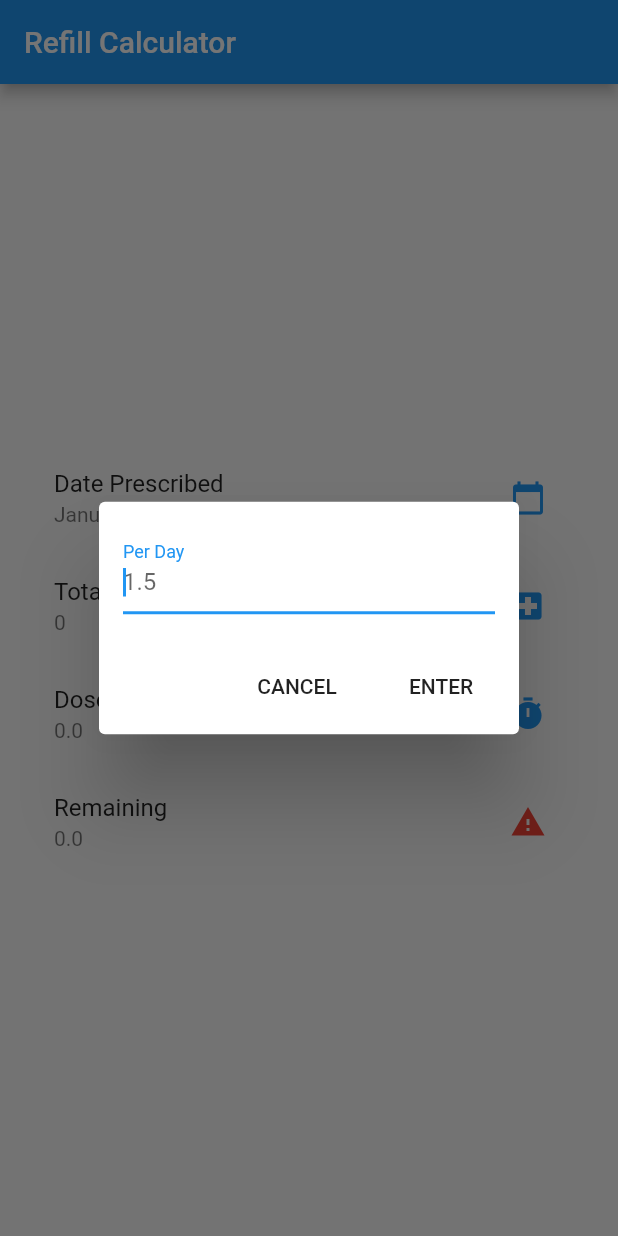
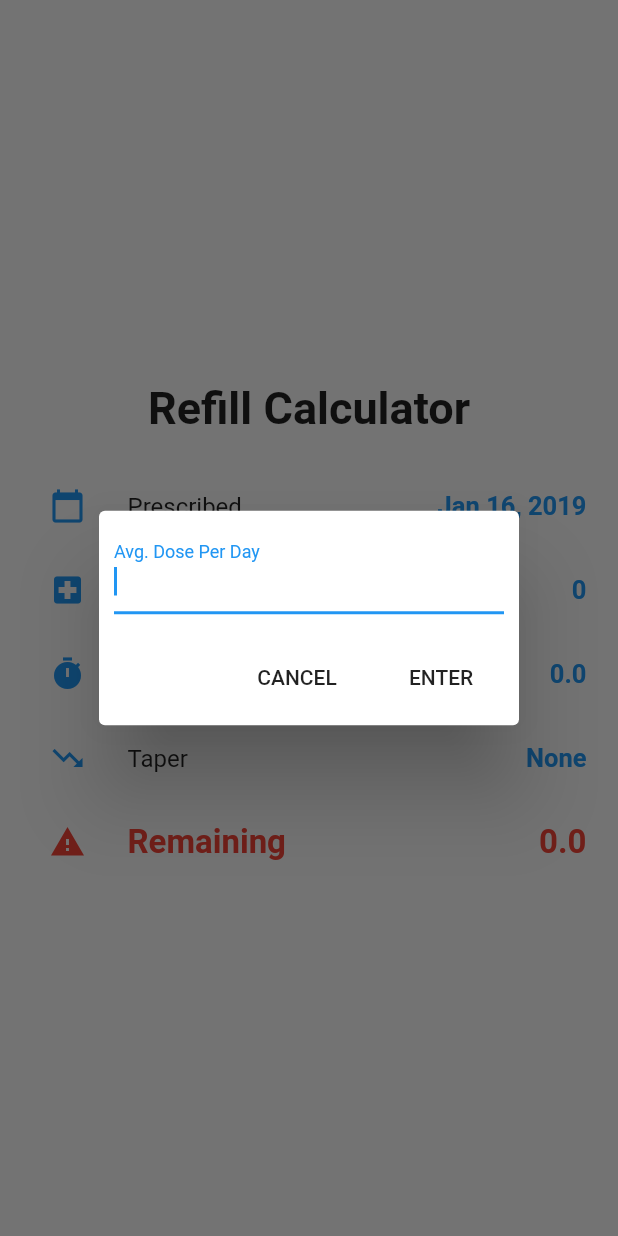
Before and after one commit to Zebbeni/refill_rx, a Flutter app: the screen it shows after launch, after a tap on "Dose Per Day", on a phone screen of 412 x 824 dp. Run offline on Flutter 3.47's test engine with Material 2 defaults, Android fonts, the phone set to English and light mode, and no system bars; missing offline and left inert: duration; Roboto replaces fonts that are missing (Arial).

Commit message:
taper half working

```diff
--- a/lib/main.dart
+++ b/lib/main.dart
@@ -1,7 +1,10 @@
 import 'dart:async';
 
+import 'package:duration/duration.dart';
 import 'package:intl/intl.dart';
 import 'package:flutter/material.dart';
+
+import 'package:refill_rx/taper_duration_popup.dart';
 
 void main() => runApp(new MyApp());
 
@@ -10,11 +13,13 @@ class MyApp extends StatelessWidget {
   @override
   Widget build(BuildContext context) {
     return new MaterialApp(
+      debugShowCheckedModeBanner: false,
       title: 'Refill RX',
       theme: new ThemeData(
         primarySwatch: Colors.blue,
+        fontFamily: 'Arial',
       ),
-      home: new MyHomePage(title: 'Refill Calculator'),
+      home: new MyHomePage(title: 'Refill RX'),
     );
   }
 }
@@ -32,6 +37,23 @@ class _MyHomePageState extends State<MyHomePage> {
   DateTime _datePrescribed = new DateTime.now();
   int _numberPrescribed = 0;
   double _dosePerDay = 0.0;
+  Taper _taper = new Taper(0, 0);
+
+  TextStyle _resultStyle() {
+    return TextStyle(
+      color: _numberRemaining() > 0 ? Colors.green : Colors.red,
+      fontWeight: FontWeight.bold,
+      fontSize: 22.0,
+    );
+  }
+
+  TextStyle _inputStyle() {
+    return TextStyle(
+      color: Colors.blue,
+      fontWeight: FontWeight.bold,
+      fontSize: 17.0,
+    );
+  }
 
   double _numberRemaining() {
     int daysPassed = new DateTime.now().difference(_datePrescribed).inDays;
@@ -39,7 +61,14 @@ class _MyHomePageState extends State<MyHomePage> {
   }
 
   String _dateString(DateTime dateTime) {
-    return DateFormat.yMMMMd("en_US").format(_datePrescribed);
+    return DateFormat.yMMMd("en_US").format(_datePrescribed);
+  }
+
+  String _taperString() {
+    if (_taper.amount == 0.0 || _taper.days == 0) {
+      return 'None';
+    }
+    return '-${_taper.amount} every ${_taper.days} days';
   }
 
   Future<Null> _selectDate(BuildContext context) async {
@@ -57,7 +86,7 @@ class _MyHomePageState extends State<MyHomePage> {
     }
   }
 
-  Future<Null> _selectPrescribed(BuildContext context) async {
+  Future<Null> _selectPrescribed(BuildContext cntext) async {
     int selected = _numberPrescribed;
     final bool entered = await showDialog<bool>(
       context: context,
@@ -70,8 +99,11 @@ class _MyHomePageState extends State<MyHomePage> {
                 keyboardType: TextInputType.number,
                 autofocus: true,
                 onChanged: (n) => selected = int.tryParse(n) ?? 0,
+                onSubmitted: (_) {
+                  Navigator.pop(context, true);
+                },
                 decoration: new InputDecoration(
-                    labelText: '# Prescribed',),
+                    labelText: 'Total Pills Prescribed',),
               ),
             )
           ],
@@ -103,7 +135,7 @@ class _MyHomePageState extends State<MyHomePage> {
     final bool entered = await showDialog<bool>(
       context: context,
       builder: (context) => AlertDialog(
-        contentPadding: const EdgeInsets.all(16.0),
+        contentPadding: const EdgeInsets.all(10.0),
         content: new Row(
           children: <Widget>[
             new Expanded(
@@ -112,7 +144,10 @@ class _MyHomePageState extends State<MyHomePage> {
                 autofocus: true,
                 onChanged: (n) => selected = double.tryParse(n) ?? 0,
                 decoration: new InputDecoration(
-                    labelText: 'Per Day', hintText: '1.5'),
+                    labelText: 'Avg. Dose Per Day'),
+                onSubmitted: (_) {
+                  Navigator.pop(context, true);
+                },
               ),
             )
           ],
@@ -142,22 +177,29 @@ class _MyHomePageState extends State<MyHomePage> {
   @override
   Widget build(BuildContext context) {
     return new Scaffold(
-      appBar: new AppBar(
-        title: new Text(widget.title),
-      ),
       body: new Column(
           mainAxisAlignment: MainAxisAlignment.center,
           children: <Widget>[
             Center(
               child: ListView(
               shrinkWrap: true,
+                padding: const EdgeInsets.all(5.0),
+                children: <Widget>[
+                  Padding(
                     padding: const EdgeInsets.all(20.0),
-                children: <Widget>[
+                    child: Text('Refill Calculator',
+                        style: TextStyle(
+                          fontSize: 30.0,
+                          fontWeight: FontWeight.bold,
+                          height: 0.0
+                        ),
+                      textAlign: TextAlign.center,
+                    ),
+                  ),
                   ListTile(
-                    title: Text('Date Prescribed'),
+                    title: Text('Prescribed'),
                     onTap: () => _selectDate(context),
-                    subtitle: Text(_dateString(_datePrescribed)),
-                    trailing: IconButton(
+                    leading: IconButton(
                       icon: Icon(
                         Icons.calendar_today,
                         color: Colors.blue,
@@ -165,12 +207,14 @@ class _MyHomePageState extends State<MyHomePage> {
                       tooltip: 'Select Date',
                       onPressed: () => _selectDate(context),
                     ),
+                    trailing: Text(_dateString(_datePrescribed), style: _inputStyle(),)
                   ),
-                  ListTile(
+                  Container(
+                    child: ListTile(
                       title: Text('Total Pills'),
-                    subtitle: Text('$_numberPrescribed'),
+                      trailing: Text('$_numberPrescribed', style: _inputStyle(),),
                       onTap: () => _selectPrescribed(context),
-                    trailing: IconButton(
+                      leading: IconButton(
                         icon: Icon(
                           Icons.local_hospital,
                           color: Colors.blue,
@@ -179,11 +223,15 @@ class _MyHomePageState extends State<MyHomePage> {
                         onPressed: () => _selectPrescribed(context),
                       ),
                     ),
+                  ),
                   ListTile(
                     title: Text('Dose Per Day'),
-                    subtitle: Text('$_dosePerDay'),
+                    trailing: Text(
+                        '$_dosePerDay',
+                        style: _inputStyle(),
+                    ),
                     onTap: () => _selectDose(context),
-                    trailing: IconButton(
+                    leading: IconButton(
                       icon: Icon(
                         Icons.timer,
                         color: Colors.blue,
@@ -193,16 +241,35 @@ class _MyHomePageState extends State<MyHomePage> {
                     ),
                   ),
                   ListTile(
-                    title: Text('Remaining'),
-                    subtitle: Text('${_numberRemaining()}'),
-                    onTap: () => _selectDose(context),
-                    trailing: IconButton(
+                    title: Text('Taper'),
+                    trailing: Text(
+                      '${_taperString()}',
+                      style: _inputStyle(),
+                    ),
+                    onTap: () async {
+                      var newTaper = await selectTaper(context, _taper);
+                      setState(() {
+                        _taper = newTaper;
+                      });
+                    },
+                    leading: IconButton(
+                      icon: Icon(
+                        Icons.trending_down,
+                        color: Colors.blue,
+                      ),
+                      tooltip: 'Select Taper',
+                      onPressed: () => _selectPrescribed(context),
+                    ),
+                  ),
+                  ListTile(
+                    title: Text('Remaining', style: _resultStyle()),
+                    trailing: Text('${_numberRemaining()}', style: _resultStyle()),
+                    leading: IconButton(
                       icon: Icon(
                         _numberRemaining() > 0 ? Icons.check_circle : Icons.warning,
                         color: _numberRemaining() > 0 ? Colors.green : Colors.red,
                       ),
-                      tooltip: 'Select Dose',
-                      onPressed: () => _selectPrescribed(context),
+                      tooltip: 'Remaining',
                     ),
                   ),
                 ],
--- a/pubspec.yaml
+++ b/pubspec.yaml
@@ -9,6 +9,7 @@ dependencies:
   # Use with the CupertinoIcons class for iOS style icons.
   cupertino_icons: ^0.1.2
   intl: ^0.15.1
+  duration: ^2.0.0
   flutter_calendar: ^0.0.1
 
 dev_dependencies:
```
Also changed, not shown: lib/taper_duration_popup.dart (added, +148 -0 lines), pubspec.lock. Lines whose indentation alone changed are shown as unchanged.
